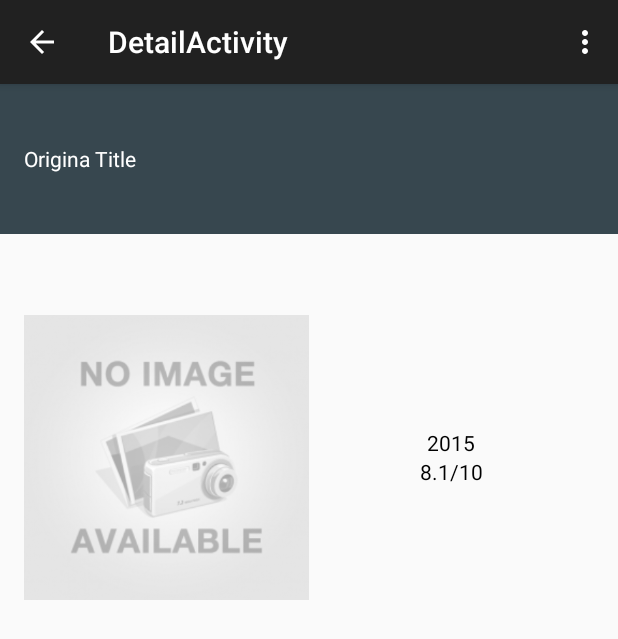
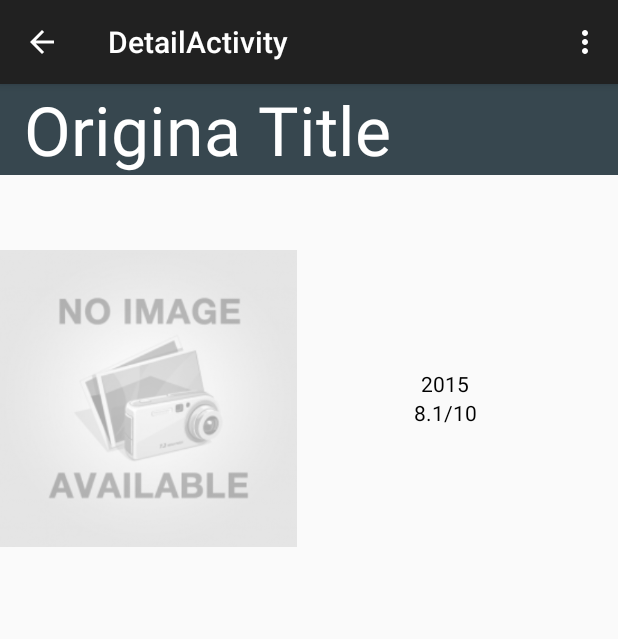
Before and after one commit to rnagella/PopularMoviesStage1, an Android app: the DetailActivity screen opened directly, with no data from a screen before it, on a phone screen of 412 x 824 dp. Shown: the top 639 px of the screen. Run offline under Robolectric (Android 15) with nearby library versions, the phone set to English and light mode, and no system bars; our stand-ins replace Picasso; pictures from the network do not load.

Commit message:
stage1 - stable commit.

```diff
--- a/app/src/main/java/com/blogspot/nagellaranjith/android/popularmoviesstage1/DetailActivity.java
+++ b/app/src/main/java/com/blogspot/nagellaranjith/android/popularmoviesstage1/DetailActivity.java
@@ -1,5 +1,6 @@
 package com.blogspot.nagellaranjith.android.popularmoviesstage1;
 
+import android.content.Intent;
 import android.support.v7.app.ActionBarActivity;
 import android.os.Bundle;
 import android.view.Menu;
@@ -31,6 +32,8 @@ public class DetailActivity extends ActionBarActivity {
 
         //noinspection SimplifiableIfStatement
         if (id == R.id.action_settings) {
+            Intent intent = new Intent(this, SettingsActivity.class);
+            startActivity(intent);
             return true;
         }
 
--- a/app/src/main/res/layout/fragment_detail.xml
+++ b/app/src/main/res/layout/fragment_detail.xml
@@ -1,7 +1,8 @@
 <ScrollView
     xmlns:android="http://schemas.android.com/apk/res/android"
     android:layout_width="fill_parent"
-    android:layout_height="wrap_content">
+    android:layout_height="wrap_content"
+    android:minHeight="@dimen/abc_text_size_display_2_material">
 <LinearLayout xmlns:android="http://schemas.android.com/apk/res/android"
     xmlns:tools="http://schemas.android.com/tools"
     android:layout_width="match_parent"
@@ -13,19 +14,19 @@
 
     <TextView android:id="@+id/original_title_text_view"
         android:layout_width="fill_parent"
-        android:layout_height="100dp"
+        android:layout_height="wrap_content"
+        android:minHeight="@dimen/abc_text_size_headline_material"
         android:background="@color/material_blue_grey_800"
         android:gravity="center_vertical"
         android:paddingLeft="@dimen/activity_horizontal_margin"
         android:text="Origina Title"
         android:textColor="#FFF"
-        />
+        android:textSize="@dimen/abc_text_size_display_2_material" />
 
     <LinearLayout
         android:layout_width="fill_parent"
         android:layout_height="wrap_content"
         android:paddingBottom="@dimen/activity_vertical_margin"
-        android:paddingLeft="@dimen/activity_horizontal_margin"
         android:paddingRight="@dimen/activity_horizontal_margin"
         android:paddingTop="@dimen/activity_vertical_margin">
         <ImageView
--- a/app/src/main/res/xml/pref_general.xml
+++ b/app/src/main/res/xml/pref_general.xml
@@ -1,5 +1,7 @@
 <?xml version="1.0" encoding="utf-8"?>
-<PreferenceScreen xmlns:android="http://schemas.android.com/apk/res/android">
+<PreferenceScreen xmlns:android="http://schemas.android.com/apk/res/android"
+    android:layout_width="match_parent"
+    android:layout_height="match_parent">
     <ListPreference android:key="@string/pref_sort_order"
         android:title="@string/pref_sort_order_label"
         android:defaultValue="@string/pref_sort_order_default"
```
